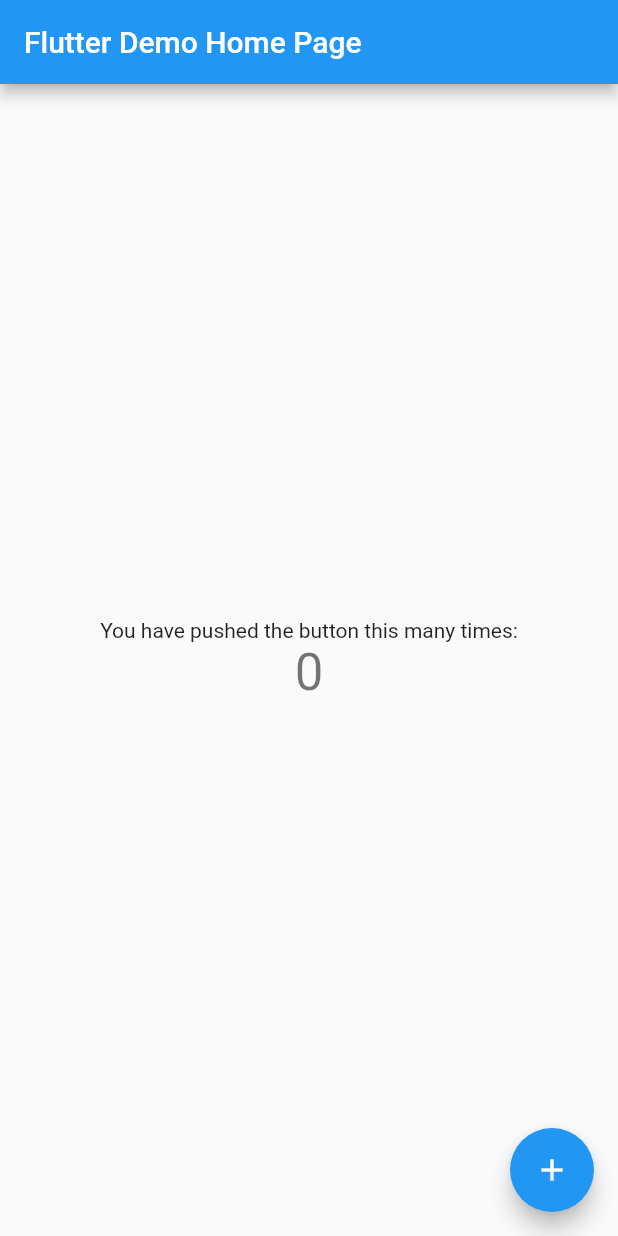
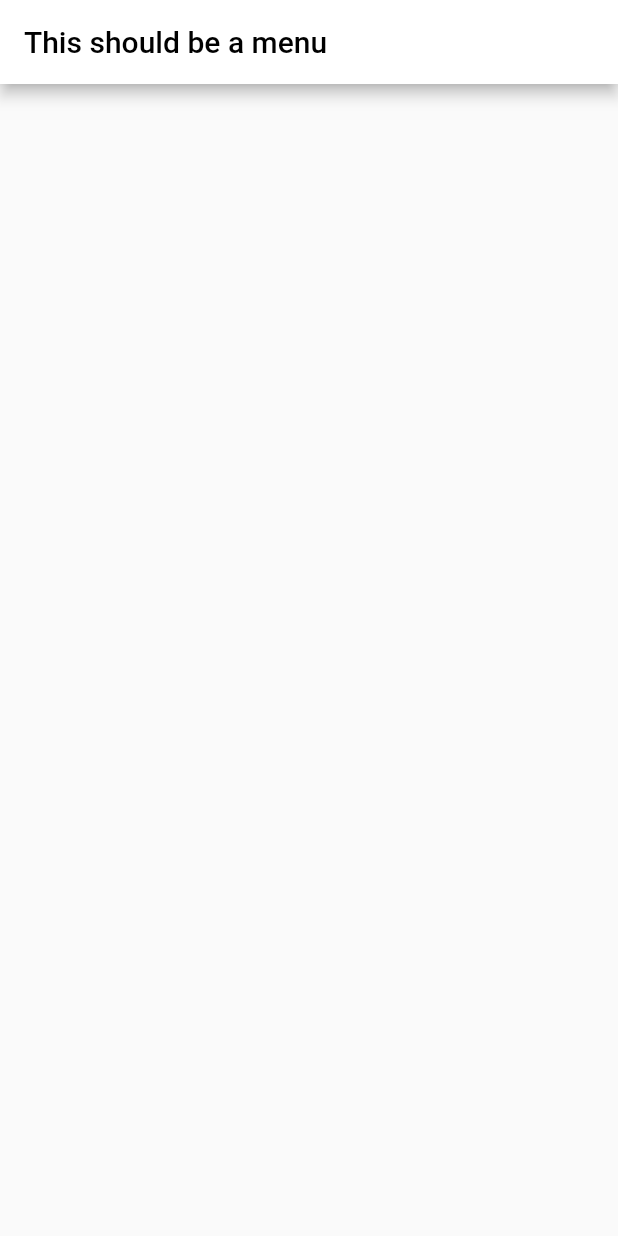
Before and after one commit to dhahedda/aman_liburan, a Flutter app: the screen it shows after launch, on a phone screen of 412 x 824 dp. Run offline on Flutter 3.47's test engine with Material 2 defaults, Android fonts, the light colour scheme and no system bars.

Commit message:
first init

```diff
--- a/lib/main.dart
+++ b/lib/main.dart
@@ -1,117 +1,12 @@
 import 'package:flutter/material.dart';
 
 void main() {
-  runApp(MyApp());
+  runApp(MaterialApp(
+    home: Scaffold(
+      appBar: AppBar(
+        title: Text("This should be a menu",style: TextStyle(color: Colors.black),),
+        backgroundColor:Colors.white,
+      ),
+    ),
+  ));
 }
-
-class MyApp extends StatelessWidget {
-  // This widget is the root of your application.
-  @override
-  Widget build(BuildContext context) {
-    return MaterialApp(
-      title: 'Flutter Demo',
-      theme: ThemeData(
-        // This is the theme of your application.
-        //
-        // Try running your application with "flutter run". You'll see the
-        // application has a blue toolbar. Then, without quitting the app, try
-        // changing the primarySwatch below to Colors.green and then invoke
-        // "hot reload" (press "r" in the console where you ran "flutter run",
-        // or simply save your changes to "hot reload" in a Flutter IDE).
-        // Notice that the counter didn't reset back to zero; the application
-        // is not restarted.
-        primarySwatch: Colors.blue,
-        // This makes the visual density adapt to the platform that you run
-        // the app on. For desktop platforms, the controls will be smaller and
-        // closer together (more dense) than on mobile platforms.
-        visualDensity: VisualDensity.adaptivePlatformDensity,
-      ),
-      home: MyHomePage(title: 'Flutter Demo Home Page'),
-    );
-  }
-}
-
-class MyHomePage extends StatefulWidget {
-  MyHomePage({Key key, this.title}) : super(key: key);
-
-  // This widget is the home page of your application. It is stateful, meaning
-  // that it has a State object (defined below) that contains fields that affect
-  // how it looks.
-
-  // This class is the configuration for the state. It holds the values (in this
-  // case the title) provided by the parent (in this case the App widget) and
-  // used by the build method of the State. Fields in a Widget subclass are
-  // always marked "final".
-
-  final String title;
-
-  @override
-  _MyHomePageState createState() => _MyHomePageState();
-}
-
-class _MyHomePageState extends State<MyHomePage> {
-  int _counter = 0;
-
-  void _incrementCounter() {
-    setState(() {
-      // This call to setState tells the Flutter framework that something has
-      // changed in this State, which causes it to rerun the build method below
-      // so that the display can reflect the updated values. If we changed
-      // _counter without calling setState(), then the build method would not be
-      // called again, and so nothing would appear to happen.
-      _counter++;
-    });
-  }
-
-  @override
-  Widget build(BuildContext context) {
-    // This method is rerun every time setState is called, for instance as done
-    // by the _incrementCounter method above.
-    //
-    // The Flutter framework has been optimized to make rerunning build methods
-    // fast, so that you can just rebuild anything that needs updating rather
-    // than having to individually change instances of widgets.
-    return Scaffold(
-      appBar: AppBar(
-        // Here we take the value from the MyHomePage object that was created by
-        // the App.build method, and use it to set our appbar title.
-        title: Text(widget.title),
-      ),
-      body: Center(
-        // Center is a layout widget. It takes a single child and positions it
-        // in the middle of the parent.
-        child: Column(
-          // Column is also a layout widget. It takes a list of children and
-          // arranges them vertically. By default, it sizes itself to fit its
-          // children horizontally, and tries to be as tall as its parent.
-          //
-          // Invoke "debug painting" (press "p" in the console, choose the
-          // "Toggle Debug Paint" action from the Flutter Inspector in Android
-          // Studio, or the "Toggle Debug Paint" command in Visual Studio Code)
-          // to see the wireframe for each widget.
-          //
-          // Column has various properties to control how it sizes itself and
-          // how it positions its children. Here we use mainAxisAlignment to
-          // center the children vertically; the main axis here is the vertical
-          // axis because Columns are vertical (the cross axis would be
-          // horizontal).
-          mainAxisAlignment: MainAxisAlignment.center,
-          children: <Widget>[
-            Text(
-              'You have pushed the button this many times:',
-            ),
-            Text(
-              '$_counter',
-              style: Theme.of(context).textTheme.headline4,
-            ),
-          ],
-        ),
-      ),
-      floatingActionButton: FloatingActionButton(
-        onPressed: _incrementCounter,
-        tooltip: 'Increment',
-        child: Icon(Icons.add),
-      ), // This trailing comma makes auto-formatting nicer for build methods.
-    );
-  }
-}
--- a/pubspec.yaml
+++ b/pubspec.yaml
@@ -45,8 +45,8 @@
   uses-material-design: true
 
   # To add assets to your application, add an assets section, like this:
-  # assets:
-  #   - images/a_dot_burr.jpeg
+  assets:
+    - images/
   #   - images/a_dot_ham.jpeg
 
   # An image asset can refer to one or more resolution-specific "variants", see
```
Also changed, not shown: images/icon_green_checklist.png (added), images/icon_red_danger.png (added), images/icon_yellow_warning.png (added), images/img_walkingmask.png (added), images/logo_aman_liburan.png (added), 74 other files.
